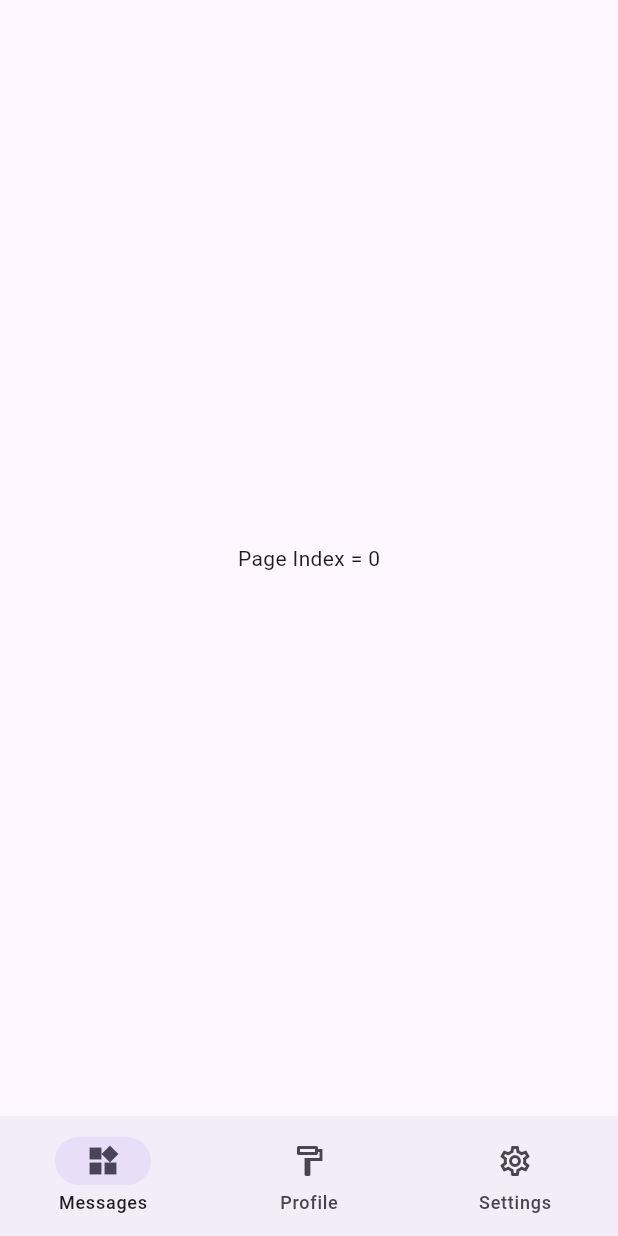
After one commit to OsTj03/GymMaster, a Flutter app: the NavigationDrawerExample screen opened directly, on a phone screen of 412 x 824 dp. The commit adds this screen. Run offline on Flutter 3.47's test engine with Material 3 defaults, Android fonts, the phone set to English and light mode, and no system bars.

```diff
--- /dev/null
+++ b/lib/Componentes/barranaveg.dart
@@ -0,0 +1,181 @@
+import 'package:flutter/material.dart';
+
+/// Flutter code sample for [NavigationDrawer].
+
+void main() => runApp(const NavigationDrawerApp());
+
+class ExampleDestination {
+  const ExampleDestination(this.label, this.icon, this.selectedIcon);
+
+  final String label;
+  final Widget icon;
+  final Widget selectedIcon;
+}
+
+const List<ExampleDestination> destinations = <ExampleDestination>[
+  ExampleDestination(
+    'Messages',
+    Icon(Icons.widgets_outlined),
+    Icon(Icons.widgets),
+  ),
+  ExampleDestination(
+    'Profile',
+    Icon(Icons.format_paint_outlined),
+    Icon(Icons.format_paint),
+  ),
+  ExampleDestination(
+    'Settings',
+    Icon(Icons.settings_outlined),
+    Icon(Icons.settings),
+  ),
+];
+
+class NavigationDrawerApp extends StatelessWidget {
+  const NavigationDrawerApp({super.key});
+
+  @override
+  Widget build(BuildContext context) {
+    return const MaterialApp(
+      debugShowCheckedModeBanner: false,
+      home: NavigationDrawerExample(),
+    );
+  }
+}
+
+class NavigationDrawerExample extends StatefulWidget {
+  const NavigationDrawerExample({super.key});
+
+  @override
+  State<NavigationDrawerExample> createState() =>
+      _NavigationDrawerExampleState();
+}
+
+class _NavigationDrawerExampleState extends State<NavigationDrawerExample> {
+  final GlobalKey<ScaffoldState> scaffoldKey = GlobalKey<ScaffoldState>();
+
+  int screenIndex = 0;
+  late bool showNavigationDrawer;
+
+  void handleScreenChanged(int selectedScreen) {
+    setState(() {
+      screenIndex = selectedScreen;
+    });
+  }
+
+  void openDrawer() {
+    scaffoldKey.currentState!.openEndDrawer();
+  }
+
+  Widget buildBottomBarScaffold() {
+    return Scaffold(
+      body: Center(
+        child: Column(
+          mainAxisAlignment: MainAxisAlignment.spaceEvenly,
+          children: <Widget>[Text('Page Index = $screenIndex')],
+        ),
+      ),
+      bottomNavigationBar: NavigationBar(
+        selectedIndex: screenIndex,
+        onDestinationSelected: (int index) {
+          setState(() {
+            screenIndex = index;
+          });
+        },
+        destinations: destinations.map((ExampleDestination destination) {
+          return NavigationDestination(
+            label: destination.label,
+            icon: destination.icon,
+            selectedIcon: destination.selectedIcon,
+            tooltip: destination.label,
+          );
+        }).toList(),
+      ),
+    );
+  }
+
+  Widget buildDrawerScaffold(BuildContext context) {
+    return Scaffold(
+      key: scaffoldKey,
+      body: SafeArea(
+        bottom: false,
+        top: false,
+        child: Row(
+          children: <Widget>[
+            Padding(
+              padding: const EdgeInsets.symmetric(horizontal: 5),
+              child: NavigationRail(
+                minWidth: 50,
+                destinations: destinations.map((
+                  ExampleDestination destination,
+                ) {
+                  return NavigationRailDestination(
+                    label: Text(destination.label),
+                    icon: destination.icon,
+                    selectedIcon: destination.selectedIcon,
+                  );
+                }).toList(),
+                selectedIndex: screenIndex,
+                useIndicator: true,
+                onDestinationSelected: (int index) {
+                  setState(() {
+                    screenIndex = index;
+                  });
+                },
+              ),
+            ),
+            const VerticalDivider(thickness: 1, width: 1),
+            Expanded(
+              child: Column(
+                mainAxisAlignment: MainAxisAlignment.spaceEvenly,
+                children: <Widget>[
+                  Text('Page Index = $screenIndex'),
+                  ElevatedButton(
+                    onPressed: openDrawer,
+                    child: const Text('barra de navegacion'),
+                  ),
+                ],
+              ),
+            ),
+          ],
+        ),
+      ),
+      endDrawer: NavigationDrawer(
+        onDestinationSelected: handleScreenChanged,
+        selectedIndex: screenIndex,
+        children: <Widget>[
+          Padding(
+            padding: const EdgeInsets.fromLTRB(28, 16, 16, 10),
+            child: Text(
+              'Header',
+              style: Theme.of(context).textTheme.titleSmall,
+            ),
+          ),
+          ...destinations.map((ExampleDestination destination) {
+            return NavigationDrawerDestination(
+              label: Text(destination.label),
+              icon: destination.icon,
+              selectedIcon: destination.selectedIcon,
+            );
+          }),
+          const Padding(
+            padding: EdgeInsets.fromLTRB(28, 16, 28, 10),
+            child: Divider(),
+          ),
+        ],
+      ),
+    );
+  }
+
+  @override
+  void didChangeDependencies() {
+    super.didChangeDependencies();
+    showNavigationDrawer = MediaQuery.of(context).size.width >= 450;
+  }
+
+  @override
+  Widget build(BuildContext context) {
+    return showNavigationDrawer
+        ? buildDrawerScaffold(context)
+        : buildBottomBarScaffold();
+  }
+}
--- /dev/null
+++ b/lib/apps_colors.dart
@@ -0,0 +1,10 @@
+import 'dart:ui';
+
+class  AppsColors
+{
+  static const Color primary = Color(0xFF0A0E21);
+  static const Color accent = Color(0xFFEB1555);
+  static const Color background = Color(0xFF1D1E33);
+  static const Color textPrimary = Color(0xFFFFFFFF);
+  static const Color textSecondary = Color(0xFF8D8E98);
+}
```
Also changed, not shown: lib/Pantallas/inventario.dart (added, +15 -0 lines), lib/inicio.dart (+16 -5 lines).
